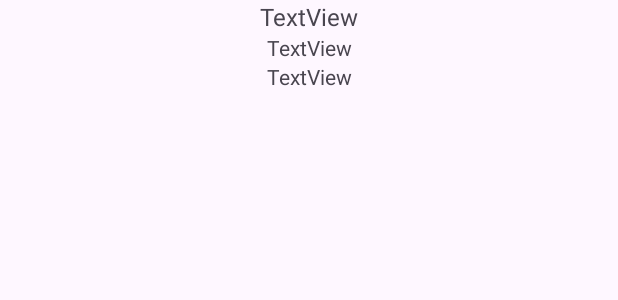
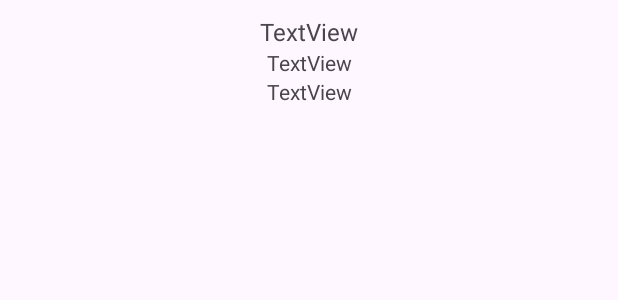
Before and after one commit to jpole32/CodepathMail, an Android app: the layout email_item.xml on its own in the app's theme, with its tools: preview values and no code run, on a phone screen of 412 x 824 dp. Shown: the top 300 px of the screen. Run offline under Robolectric (Android 15) with nearby library versions, the phone set to English and light mode, and no system bars.

Commit message:
Finished Basic lab

```diff
--- a/app/src/main/java/com/example/codepathmail/EmailAdapter.kt
+++ b/app/src/main/java/com/example/codepathmail/EmailAdapter.kt
@@ -11,7 +11,7 @@ class EmailAdapter(private val emails: List<Email>) : RecyclerView.Adapter<Email
     // Used to cache the views within the item layout for fast access
     class ViewHolder(itemView: View) : RecyclerView.ViewHolder(itemView) {
 
-        // TODO: Create member variables for any view that will be set
+        // TO: Create member variables for any view that will be set
         // as you render a row.
         val senderTextView: TextView
         val titleTextView: TextView
@@ -19,7 +19,7 @@ class EmailAdapter(private val emails: List<Email>) : RecyclerView.Adapter<Email
         // We also create a constructor that accepts the entire item row
         // and does the view lookups to find each sub-view
         init {
-            // TODO: Store each of the layout's views into
+            // TO: Store each of the layout's views into
             // the public final member variables created above
             senderTextView = itemView.findViewById(R.id.sender)
             titleTextView = itemView.findViewById(R.id.emailTitle)
--- a/app/src/main/res/layout/email_item.xml
+++ b/app/src/main/res/layout/email_item.xml
@@ -3,7 +3,9 @@
     xmlns:app="http://schemas.android.com/apk/res-auto"
     xmlns:tools="http://schemas.android.com/tools"
     android:layout_width="match_parent"
-    android:layout_height="match_parent">
+    android:layout_height="wrap_content"
+    android:padding="10dp"
+    >
 
     <TextView
         android:id="@+id/sender"
@@ -31,5 +33,8 @@
         android:text="TextView"
         app:layout_constraintEnd_toEndOf="parent"
         app:layout_constraintStart_toStartOf="parent"
-        app:layout_constraintTop_toBottomOf="@+id/emailTitle" />
+        app:layout_constraintTop_toBottomOf="@+id/emailTitle"
+        android:lines="1"
+        android:ellipsize="end"
+        />
 </androidx.constraintlayout.widget.ConstraintLayout>
```
Also changed, not shown: app/src/main/java/com/example/codepathmail/MainActivity.kt (+10 -0 lines).
